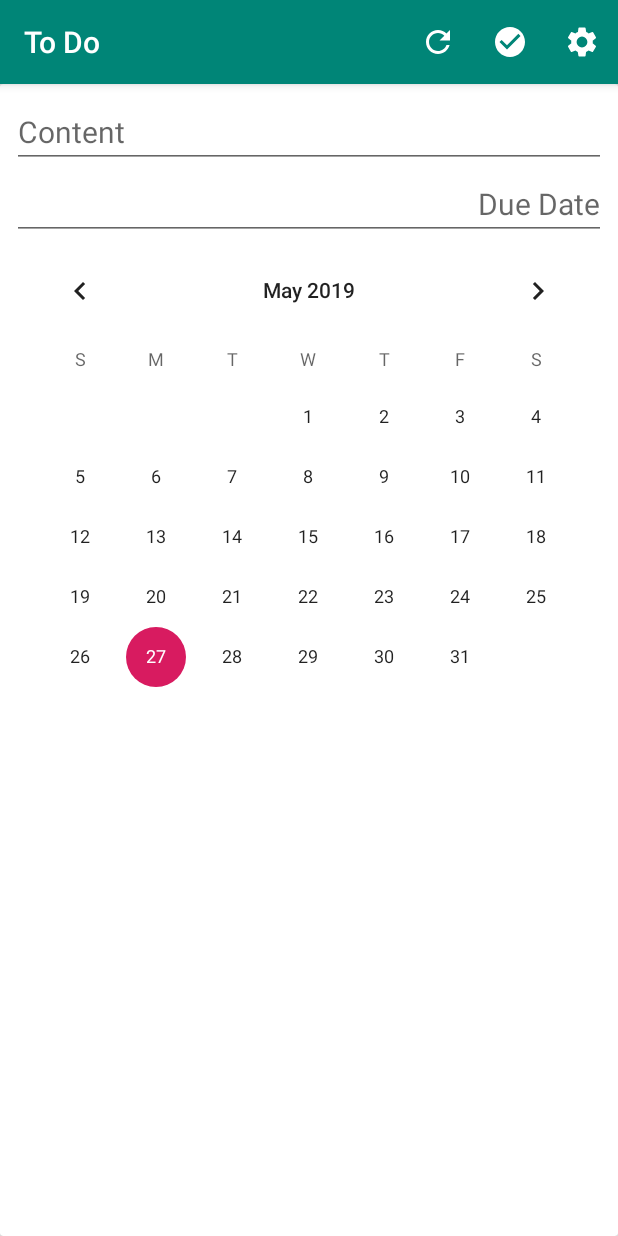
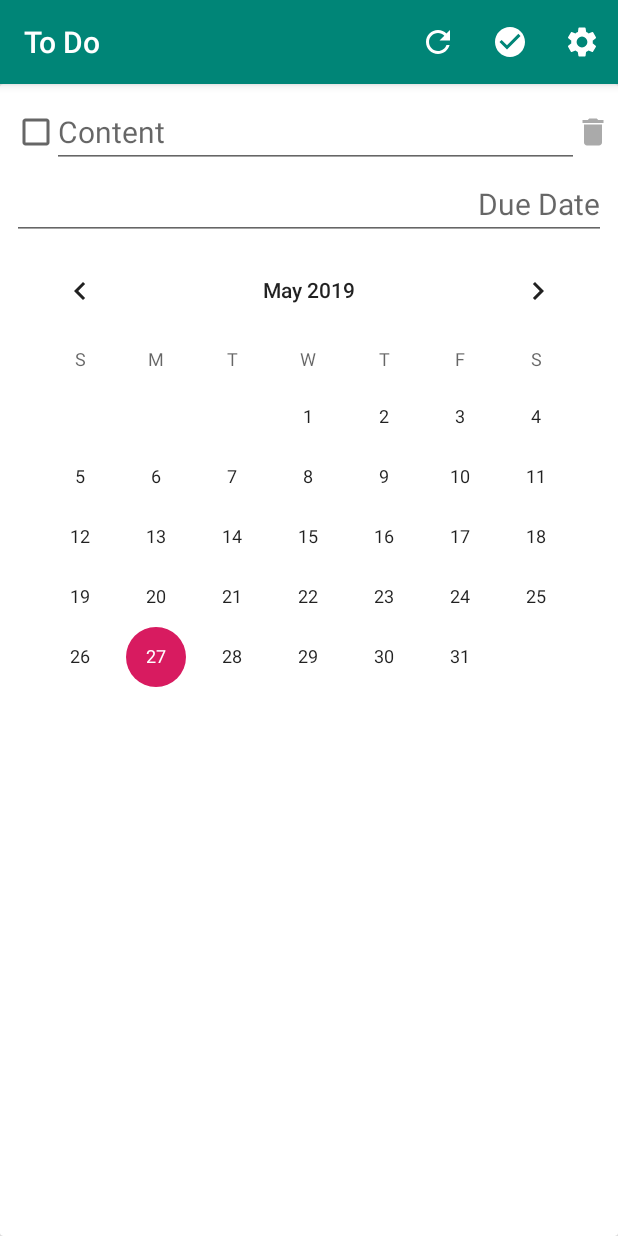
Before and after one commit to CyrilFind/Kodo, an Android app: the fragment TaskFragment placed in its activity, on a phone screen of 412 x 824 dp. Run offline under Robolectric (Android 15) with nearby library versions, the phone set to English and light mode, and no system bars; our stand-ins replace data binding, navigation-ui; libraries missing offline, so code that uses them is left out: org.jetbrains.anko; 10 statements that could not run were skipped.

Commit message:
add checkbox and delete actions to detail view

```diff
--- a/app/src/main/java/com/cyrilfind/kodo/task/TaskFragment.kt
+++ b/app/src/main/java/com/cyrilfind/kodo/task/TaskFragment.kt
@@ -7,8 +7,11 @@ import android.view.ViewGroup
 import androidx.fragment.app.Fragment
 import androidx.lifecycle.Observer
 import androidx.lifecycle.ViewModelProviders
+import androidx.lifecycle.lifecycleScope
+import androidx.navigation.fragment.findNavController
 import androidx.navigation.fragment.navArgs
 import com.cyrilfind.kodo.databinding.TaskFragmentBinding
+import kotlinx.coroutines.launch
 
 
 class TaskFragment : Fragment() {
@@ -27,6 +30,12 @@ class TaskFragment : Fragment() {
             if (it != null)
                 binding.taskDateCalendarView.date = it
         })
+        binding.taskDeleteButton.setOnClickListener {
+            lifecycleScope.launch {
+                binding.viewModel?.deleteTask()
+                findNavController().popBackStack()
+            }
+        }
         return binding.root
     }
 }
--- a/app/src/main/res/layout/task_fragment.xml
+++ b/app/src/main/res/layout/task_fragment.xml
@@ -20,6 +20,18 @@
                 android:layout_height="match_parent"
                 android:orientation="vertical">
 
+            <LinearLayout
+                    android:layout_width="match_parent"
+                    android:layout_height="wrap_content"
+                    android:orientation="horizontal"
+                    >
+
+                <CheckBox
+                        android:layout_width="wrap_content"
+                        android:layout_height="match_parent"
+                        android:checked="@={viewModel.completed}"
+                        android:layout_weight="1"/>
+
                 <EditText
                         android:layout_width="match_parent"
                         android:layout_height="wrap_content"
@@ -28,7 +40,18 @@
                         android:inputType="textMultiLine"
                         tools:text="Task #1"
                         android:hint="@string/content"
-                    android:textAppearance="@style/defaultStyle"/>
+                        android:textAppearance="@style/defaultStyle"
+                        android:layout_weight="8"/>
+
+                <ImageButton
+                        android:id="@+id/taskDeleteButton"
+                        android:layout_width="wrap_content"
+                        android:layout_height="match_parent"
+                        app:srcCompat="@drawable/ic_delete_white_24dp"
+                        android:tint="@android:color/darker_gray"
+                        android:background="@android:color/transparent"
+                        android:layout_weight="1"/>
+            </LinearLayout>
 
             <EditText
                     android:layout_width="match_parent"
```
Also changed, not shown: app/src/main/java/com/cyrilfind/kodo/task/TaskViewModel.kt (+16 -1 lines). Lines whose indentation alone changed are shown as unchanged.
